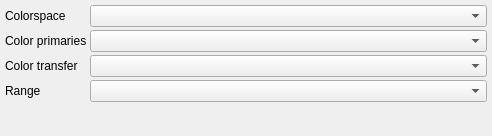
The window that src/UI/Blocks/blockcolor.ui (RxLaboratory/DuME) describes before a commit, drawn with Qt 5.
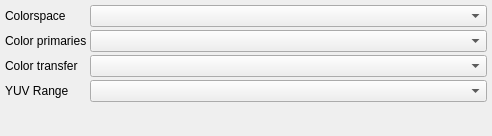
The same window after the commit. Custom widgets are drawn as their Qt base class.

Diff of the .ui file:
```diff
--- a/src/UI/Blocks/blockcolor.ui
+++ b/src/UI/Blocks/blockcolor.ui
@@ -65,7 +65,7 @@
    <item row="3" column="0">
     <widget class="QLabel" name="label_4">
      <property name="text">
-      <string>Range</string>
+      <string>YUV Range</string>
      </property>
     </widget>
    </item>
```
Left out of the diff: 2 changed lines with no effect on the pictures.
